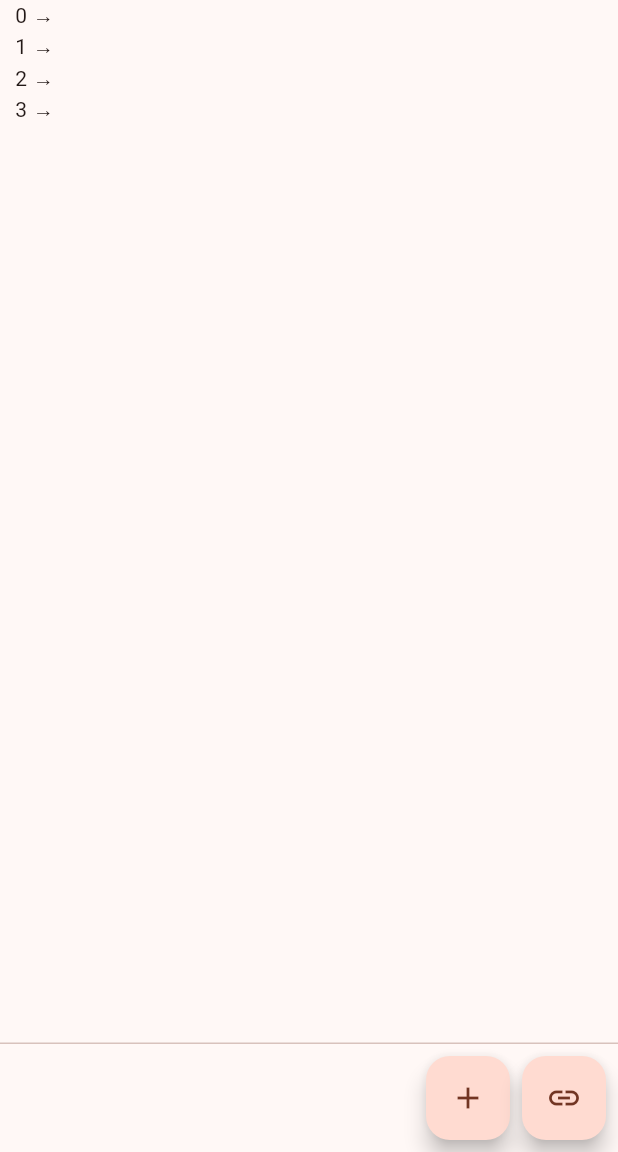
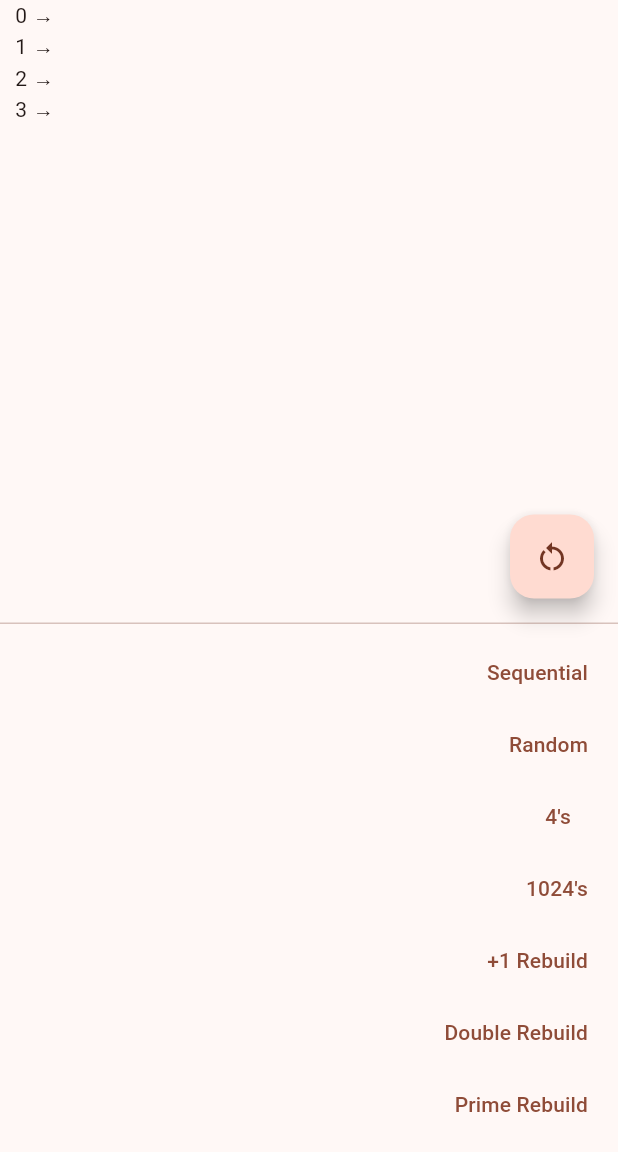
Before and after one commit to RonoITU/flutter-chainz-demo, a Flutter app: the screen it shows after launch, on a phone screen of 412 x 824 dp, the part 84-1236 px from its top. Run offline on Flutter 3.47's test engine with Material 3 defaults, Android fonts, the light colour scheme and no system bars.

Commit message:
MVP for edu use.

```diff
--- a/lib/main.dart
+++ b/lib/main.dart
@@ -1,3 +1,5 @@
+import 'dart:math';
+
 import 'package:flutter/material.dart';
 
 void main() {
@@ -30,23 +32,76 @@ class HashTableDemo extends StatefulWidget {
 }
 
 class _HashTableDemoState extends State<HashTableDemo> {
+  var _random = Random();
+  List<int> _primes = [53, 47, 43, 41, 37, 31, 29, 23, 19, 17, 13, 11, 7, 5];
   List<int> _numbers = [];
   List<SearchChainModel> _chains =
       List.generate(4, (int index) => SearchChainModel());
-  int _x = 0, _multiplier = 1024;
+  int _x = 0, _x4 = 0, _x1024 = 0;
 
-  void _addNextInteger() {
+  void _reset() {
     setState(() {
-      _numbers.add(_x);
-      _chains[_x % _chains.length].addNumber(_x);
-      _x += _multiplier;
+    _primes = [53, 47, 43, 41, 37, 31, 29, 23, 19, 17, 13, 11, 7, 5];
+    _numbers = [];
+    _chains =
+      List.generate(4, (int index) => SearchChainModel());
+      _x = 0; _x4 = 0; _x1024 = 0;
     });
   }
 
-  void _addNextChain() {
+  void _addNextInteger() {
+    _addToSymbolTable(_x);
+    _x++;
+  }
+
+  void _addNext4Integer() {
+    _addToSymbolTable(_x4);
+    _x4 += 4;
+  }
+
+  void _addNext1024Integer() {
+    _addToSymbolTable(_x1024);
+    _x1024 += 1024;
+  }
+
+  void _addNextRandomInteger() {
+    var number = _random.nextInt(99_999);
+    _addToSymbolTable(number);
+  }
+
+  void _addToSymbolTable(int x) {
+    setState(() {
+      _numbers.add(x);
+      _chains[x % _chains.length].addNumber(x);
+    });
+  }
+
+  void plusOneRebuild() {
     setState(() {
       _chains =
           List.generate(_chains.length + 1, (int index) => SearchChainModel());
+      for (final num in _numbers) {
+        _chains[num % _chains.length].addNumber(num);
+      }
+    });
+  }
+
+  void _doubleChainsRebuild() {
+    setState(() {
+      _chains =
+          List.generate(_chains.length * 2, (int index) => SearchChainModel());
+      for (final num in _numbers) {
+        _chains[num % _chains.length].addNumber(num);
+      }
+    });
+  }
+
+  void _primeRebuild() {
+    if (_primes.isEmpty) return;
+    var nextPrime = _primes.removeLast();
+    setState(() {
+      _chains =
+          List.generate(nextPrime, (int index) => SearchChainModel());
       for (final num in _numbers) {
         _chains[num % _chains.length].addNumber(num);
       }
@@ -73,16 +128,39 @@ class _HashTableDemoState extends State<HashTableDemo> {
           children: _getChainBody(),
         ),
       ),
+      floatingActionButton: FloatingActionButton(
+        onPressed: _reset,
+        tooltip: 'Reset',
+        child: const Icon(Icons.restart_alt),
+      ),
       persistentFooterButtons: [
-        FloatingActionButton(
+        TextButton(
           onPressed: _addNextInteger,
-          tooltip: 'Add integer',
-          child: const Icon(Icons.add),
+          child: Text('Sequential'),
         ),
-        FloatingActionButton(
-          onPressed: _addNextChain,
-          tooltip: 'Add chain',
-          child: const Icon(Icons.link),
+        TextButton(
+          onPressed: _addNextRandomInteger,
+          child: Text('Random'),
+        ),
+        TextButton(
+          onPressed: _addNext4Integer,
+          child: Text('4\'s'),
+        ),
+        TextButton(
+          onPressed: _addNext1024Integer,
+          child: Text('1024\'s'),
+        ),
+        TextButton(
+          onPressed: plusOneRebuild,
+          child: Text('+1 Rebuild'),
+        ),
+        TextButton(
+          onPressed: _doubleChainsRebuild,
+          child: Text('Double Rebuild'),
+        ),
+        TextButton(
+          onPressed: _primeRebuild,
+          child: Text('Prime Rebuild'),
         ),
       ],
     );
@@ -124,7 +202,7 @@ class SearchChain extends StatelessWidget {
                 contents.add(Container(
                   alignment: Alignment.center,
                   height: 24,
-                  width: 32,
+                  width: 48,
                   margin: EdgeInsets.symmetric(vertical: 3.0, horizontal: 3.0),
                   color: Colors.lightBlue,
                   child: Text('$n'),
```
